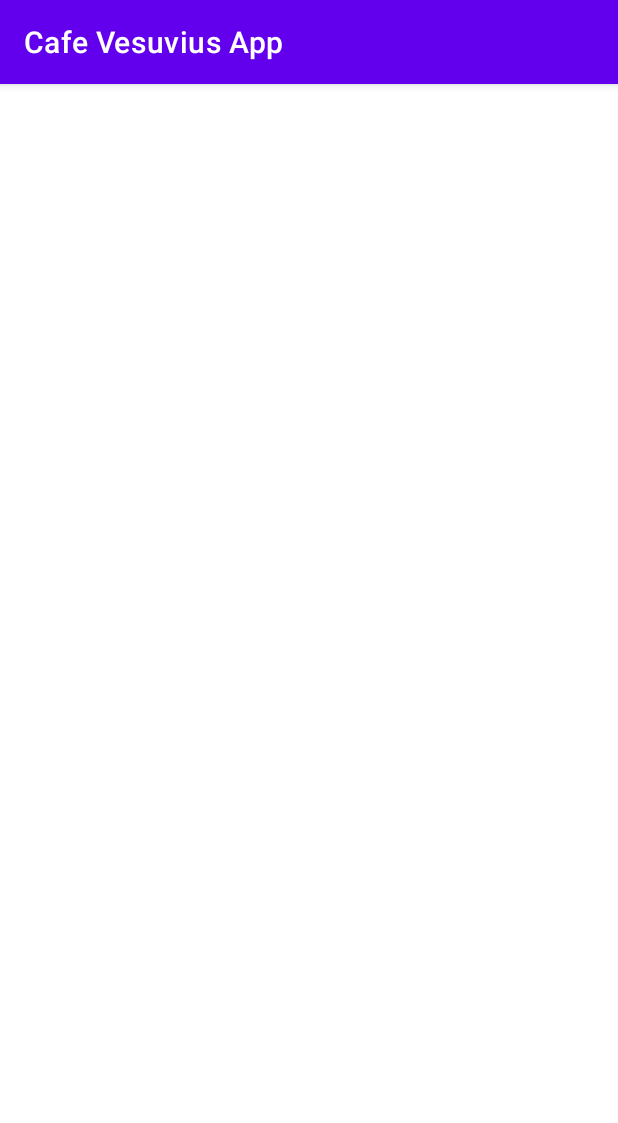
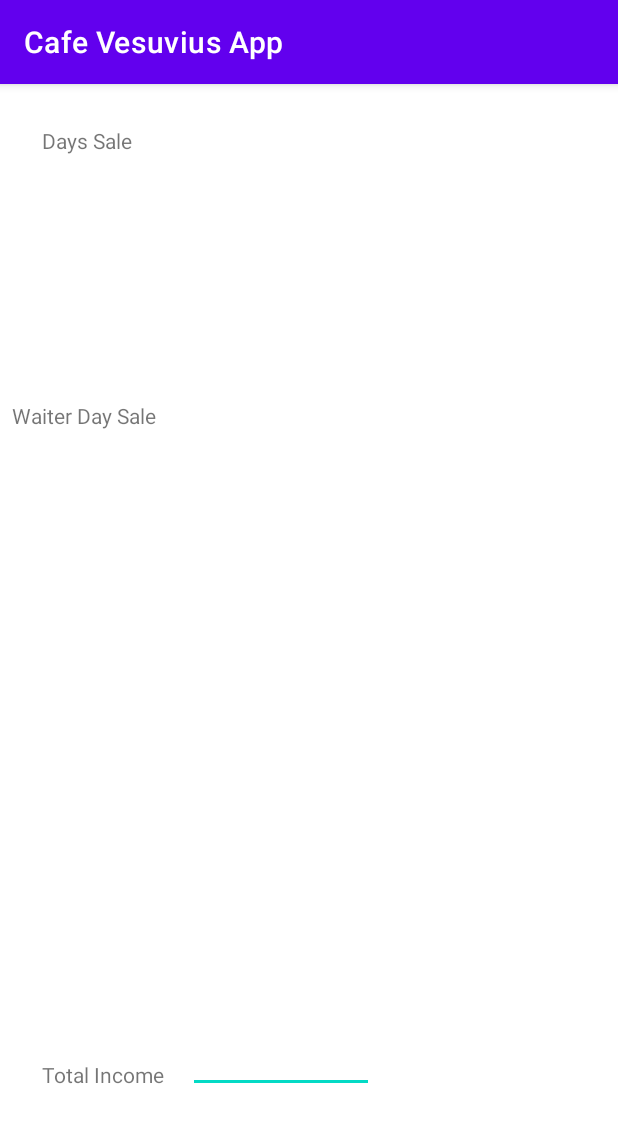
Before and after one commit to DunkDaddy/DeTreMuskioter, an Android app: the Logistic screen opened directly, with no data from a screen before it, on a phone screen of 412 x 824 dp. Shown: the top 1123 px of the screen. Run offline under Robolectric (Android 15) with nearby library versions, the phone set to English and light mode, and no system bars.

Commit message:
First Look at design done

```diff
--- a/app/build.gradle
+++ b/app/build.gradle
@@ -32,6 +32,7 @@ dependencies {
     implementation 'androidx.appcompat:appcompat:1.4.1'
     implementation 'com.google.android.material:material:1.6.0'
     implementation 'androidx.constraintlayout:constraintlayout:2.1.3'
+    implementation 'androidx.legacy:legacy-support-v4:1.0.0'
     testImplementation 'junit:junit:4.13.2'
     androidTestImplementation 'androidx.test.ext:junit:1.1.3'
     androidTestImplementation 'androidx.test.espresso:espresso-core:3.4.0'
--- a/app/src/main/java/com/example/cafevesuviusapp/Logistic.java
+++ b/app/src/main/java/com/example/cafevesuviusapp/Logistic.java
@@ -3,12 +3,23 @@ package com.example.cafevesuviusapp;
 import androidx.appcompat.app.AppCompatActivity;
 
 import android.os.Bundle;
+import android.widget.ScrollView;
+import android.widget.EditText;
+import android.widget.TextView;
 
 public class Logistic extends AppCompatActivity {
 
+    ScrollView Days_Sale, Waiter_Sale;
+    EditText TotalPrice;
     @Override
     protected void onCreate(Bundle savedInstanceState) {
         super.onCreate(savedInstanceState);
         setContentView(R.layout.activity_logistic);
+
+        Days_Sale = (ScrollView) findViewById(R.id.Scroll_Days_Sale);
+        Waiter_Sale = (ScrollView) findViewById(R.id.Scroll_Waiter_Sale);
+
+        TotalPrice = (EditText) findViewById(R.id.TotalPrice);
+
     }
 }
--- a/app/src/main/res/layout/activity_logistic.xml
+++ b/app/src/main/res/layout/activity_logistic.xml
@@ -6,4 +6,73 @@
     android:layout_height="match_parent"
     tools:context=".Logistic">
 
+    <TextView
+        android:id="@+id/Days_Sale"
+        android:layout_width="wrap_content"
+        android:layout_height="wrap_content"
+        android:layout_marginStart="28dp"
+        android:layout_marginTop="28dp"
+        android:text="Days Sale"
+        app:layout_constraintEnd_toStartOf="@+id/Scroll_Days_Sale"
+        app:layout_constraintHorizontal_bias="0.0"
+        app:layout_constraintStart_toStartOf="parent"
+        app:layout_constraintTop_toTopOf="parent" />
+
+    <ScrollView
+        android:id="@+id/Scroll_Days_Sale"
+        android:layout_width="224dp"
+        android:layout_height="163dp"
+        android:layout_marginStart="105dp"
+        android:layout_marginTop="16dp"
+        app:layout_constraintEnd_toEndOf="parent"
+        app:layout_constraintHorizontal_bias="0.0"
+        app:layout_constraintStart_toStartOf="parent"
+        app:layout_constraintTop_toTopOf="parent">
+
+    </ScrollView>
+
+    <TextView
+        android:id="@+id/Waiter_Sale"
+        android:layout_width="wrap_content"
+        android:layout_height="wrap_content"
+        android:layout_marginStart="8dp"
+        android:layout_marginTop="164dp"
+        android:text="Waiter Day Sale"
+        app:layout_constraintEnd_toStartOf="@+id/Scroll_Waiter_Sale"
+        app:layout_constraintHorizontal_bias="0.0"
+        app:layout_constraintStart_toStartOf="parent"
+        app:layout_constraintTop_toBottomOf="@+id/Days_Sale" />
+
+    <ScrollView
+        android:id="@+id/Scroll_Waiter_Sale"
+        android:layout_width="224dp"
+        android:layout_height="373dp"
+        android:layout_marginStart="104dp"
+        android:layout_marginTop="16dp"
+        app:layout_constraintStart_toStartOf="parent"
+        app:layout_constraintTop_toBottomOf="@+id/Scroll_Days_Sale">
+
+    </ScrollView>
+
+    <TextView
+        android:id="@+id/Total_Day_Sales"
+        android:layout_width="wrap_content"
+        android:layout_height="wrap_content"
+        android:layout_marginStart="28dp"
+        android:layout_marginTop="420dp"
+        android:text="Total Income"
+        app:layout_constraintStart_toStartOf="parent"
+        app:layout_constraintTop_toBottomOf="@+id/Waiter_Sale" />
+
+    <EditText
+        android:id="@+id/TotalPrice"
+        android:layout_width="124dp"
+        android:layout_height="40dp"
+        android:layout_marginStart="16dp"
+        android:layout_marginTop="64dp"
+        android:ems="10"
+        android:inputType="numberDecimal"
+        app:layout_constraintStart_toEndOf="@+id/Total_Day_Sales"
+        app:layout_constraintTop_toBottomOf="@+id/Scroll_Waiter_Sale" />
+
 </androidx.constraintlayout.widget.ConstraintLayout>
```
